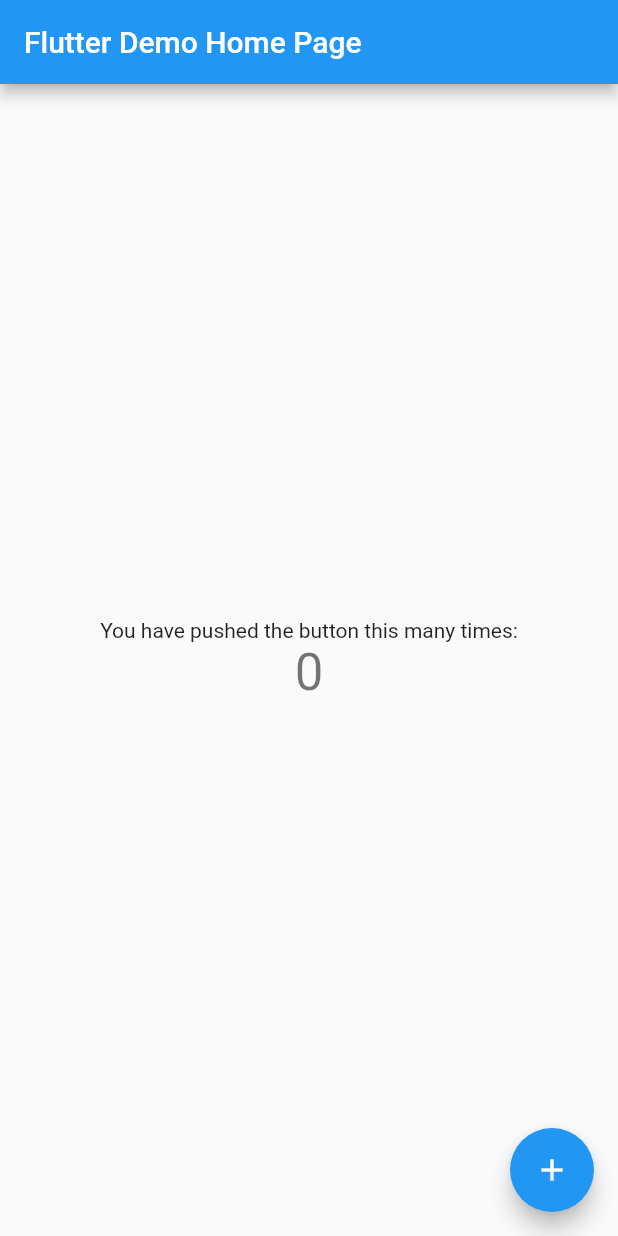
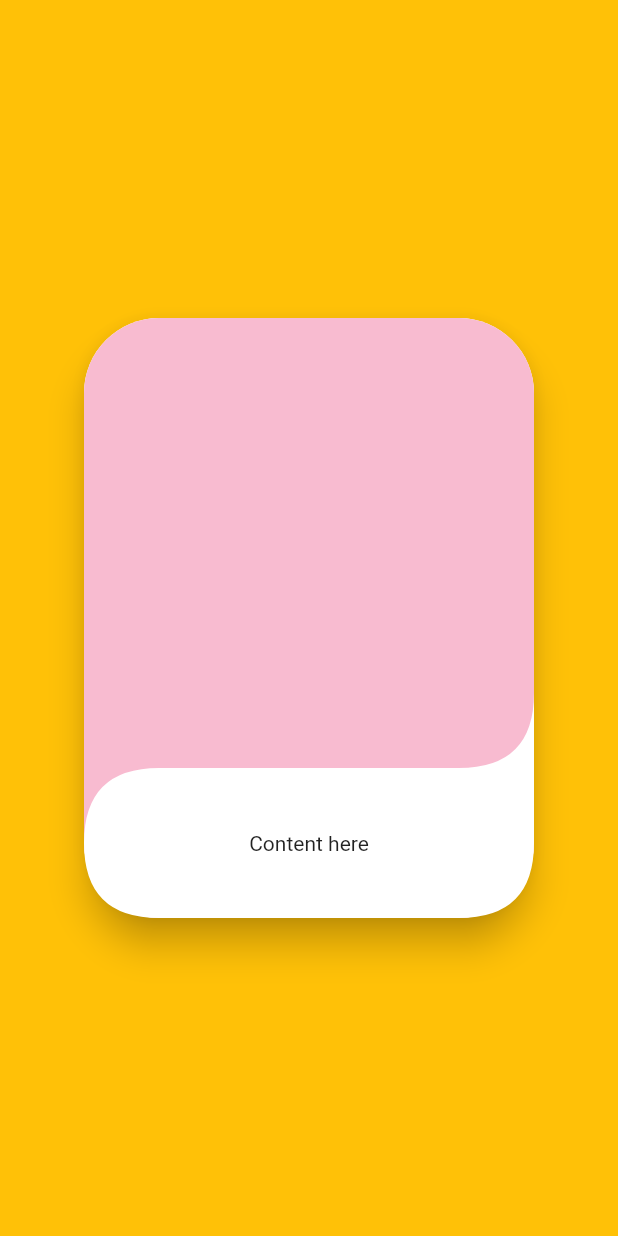
Before and after one commit to Coders-Asylum/Custom-Card-Design-in-Flutter, a Flutter app: the screen it shows after launch, on a phone screen of 412 x 824 dp. Run offline on Flutter 3.47's test engine with Material 2 defaults, Android fonts, the phone set to English and light mode, and no system bars.

Commit message:
Initial app created.

```diff
--- a/custom_card_design/lib/main.dart
+++ b/custom_card_design/lib/main.dart
@@ -9,109 +9,112 @@ class MyApp extends StatelessWidget {
   @override
   Widget build(BuildContext context) {
     return MaterialApp(
-      title: 'Flutter Demo',
+      title: 'Custom Card Design',
       theme: ThemeData(
-        // This is the theme of your application.
-        //
-        // Try running your application with "flutter run". You'll see the
-        // application has a blue toolbar. Then, without quitting the app, try
-        // changing the primarySwatch below to Colors.green and then invoke
-        // "hot reload" (press "r" in the console where you ran "flutter run",
-        // or simply save your changes to "hot reload" in a Flutter IDE).
-        // Notice that the counter didn't reset back to zero; the application
-        // is not restarted.
-        primarySwatch: Colors.blue,
-        // This makes the visual density adapt to the platform that you run
-        // the app on. For desktop platforms, the controls will be smaller and
-        // closer together (more dense) than on mobile platforms.
-        visualDensity: VisualDensity.adaptivePlatformDensity,
+        primarySwatch: Colors.amber,
       ),
-      home: MyHomePage(title: 'Flutter Demo Home Page'),
+      home: MyHomePage(),
     );
   }
 }
 
 class MyHomePage extends StatefulWidget {
-  MyHomePage({Key key, this.title}) : super(key: key);
-
-  // This widget is the home page of your application. It is stateful, meaning
-  // that it has a State object (defined below) that contains fields that affect
-  // how it looks.
-
-  // This class is the configuration for the state. It holds the values (in this
-  // case the title) provided by the parent (in this case the App widget) and
-  // used by the build method of the State. Fields in a Widget subclass are
-  // always marked "final".
-
-  final String title;
-
   @override
   _MyHomePageState createState() => _MyHomePageState();
 }
 
 class _MyHomePageState extends State<MyHomePage> {
-  int _counter = 0;
+  @override
+  Widget build(BuildContext context) {
+    return Container(
+        color: Colors.amber,
+        child: Center(
+          child: Card(
+            shape: RoundedRectangleBorder(
+                borderRadius: BorderRadius.circular(50.0)),
+            elevation: 10.0,
+            child: Container(
+              width: 300.0,
+              height: 400.0,
+              child: Stack(
+                alignment: Alignment.bottomCenter,
+                children: [
+                  // This will hold the Image in the back ground:
+                  Container(
+                    decoration: BoxDecoration(
+                        borderRadius: BorderRadius.circular(50.0),
+                        color: Colors.pink[100]),
+                  ),
+                  // This is the Custom Shape Container
+                  Positioned(
+                    bottom: 0.0,
+                    left: 0.0,
+                    child: Container(
+                      color: Colors.red,
+                      child: CustomPaint(
+                        painter: CustomContainerShapeBorder(
+                          height: 100.0,
+                          width: 300.0,
+                          radius: 50.0,
+                        ),
+                      ),
+                    ),
+                  ),
+                  // This Holds the Widgets Inside the the custom Container;
+                  Positioned(
+                    bottom: 10.0,
+                    child: Container(
+                      height: 80.0,
+                      width: 260.0,
+                      child: Center(
+                        child: Text(
+                          'Content here',
+                        ),
+                      ),
+                    ),
+                  ),
+                ],
+              ),
+            ),
+          ),
+        ));
+  }
+}
 
-  void _incrementCounter() {
-    setState(() {
-      // This call to setState tells the Flutter framework that something has
-      // changed in this State, which causes it to rerun the build method below
-      // so that the display can reflect the updated values. If we changed
-      // _counter without calling setState(), then the build method would not be
-      // called again, and so nothing would appear to happen.
-      _counter++;
-    });
+/// The {CustomContainerShapeBorder} should be reactibe with different sizes,
+/// If it isn't then chamge the offset values.
+class CustomContainerShapeBorder extends CustomPainter {
+  final double height;
+  final double width;
+  final Color fillColor;
+  final double radius;
+
+  CustomContainerShapeBorder({
+    this.height: 400.0,
+    this.width: 300.0,
+    this.fillColor: Colors.white,
+    this.radius: 50.0,
+  });
+  @override
+  void paint(Canvas canvas, Size size) {
+    Path path = new Path();
+    path.moveTo(0.0, -radius);
+    path.lineTo(0.0, -(height - radius));
+    path.conicTo(0.0, -height, radius, -height, 1);
+    path.lineTo(width - radius, -height);
+    path.conicTo(width, -height, width, -(height + radius), 1);
+    path.lineTo(width, -(height - radius));
+    path.lineTo(width, -radius);
+
+    path.conicTo(width, 0.0, width - radius, 0.0, 1);
+    path.lineTo(radius, 0.0);
+    path.conicTo(0.0, 0.0, 0.0, -radius, 1);
+    path.close();
+    canvas.drawPath(path, Paint()..color = fillColor);
   }
 
   @override
-  Widget build(BuildContext context) {
-    // This method is rerun every time setState is called, for instance as done
-    // by the _incrementCounter method above.
-    //
-    // The Flutter framework has been optimized to make rerunning build methods
-    // fast, so that you can just rebuild anything that needs updating rather
-    // than having to individually change instances of widgets.
-    return Scaffold(
-      appBar: AppBar(
-        // Here we take the value from the MyHomePage object that was created by
-        // the App.build method, and use it to set our appbar title.
-        title: Text(widget.title),
-      ),
-      body: Center(
-        // Center is a layout widget. It takes a single child and positions it
-        // in the middle of the parent.
-        child: Column(
-          // Column is also a layout widget. It takes a list of children and
-          // arranges them vertically. By default, it sizes itself to fit its
-          // children horizontally, and tries to be as tall as its parent.
-          //
-          // Invoke "debug painting" (press "p" in the console, choose the
-          // "Toggle Debug Paint" action from the Flutter Inspector in Android
-          // Studio, or the "Toggle Debug Paint" command in Visual Studio Code)
-          // to see the wireframe for each widget.
-          //
-          // Column has various properties to control how it sizes itself and
-          // how it positions its children. Here we use mainAxisAlignment to
-          // center the children vertically; the main axis here is the vertical
-          // axis because Columns are vertical (the cross axis would be
-          // horizontal).
-          mainAxisAlignment: MainAxisAlignment.center,
-          children: <Widget>[
-            Text(
-              'You have pushed the button this many times:',
-            ),
-            Text(
-              '$_counter',
-              style: Theme.of(context).textTheme.headline4,
-            ),
-          ],
-        ),
-      ),
-      floatingActionButton: FloatingActionButton(
-        onPressed: _incrementCounter,
-        tooltip: 'Increment',
-        child: Icon(Icons.add),
-      ), // This trailing comma makes auto-formatting nicer for build methods.
-    );
+  bool shouldRepaint(CustomPainter oldDelegate) {
+    return true;
   }
 }
```
